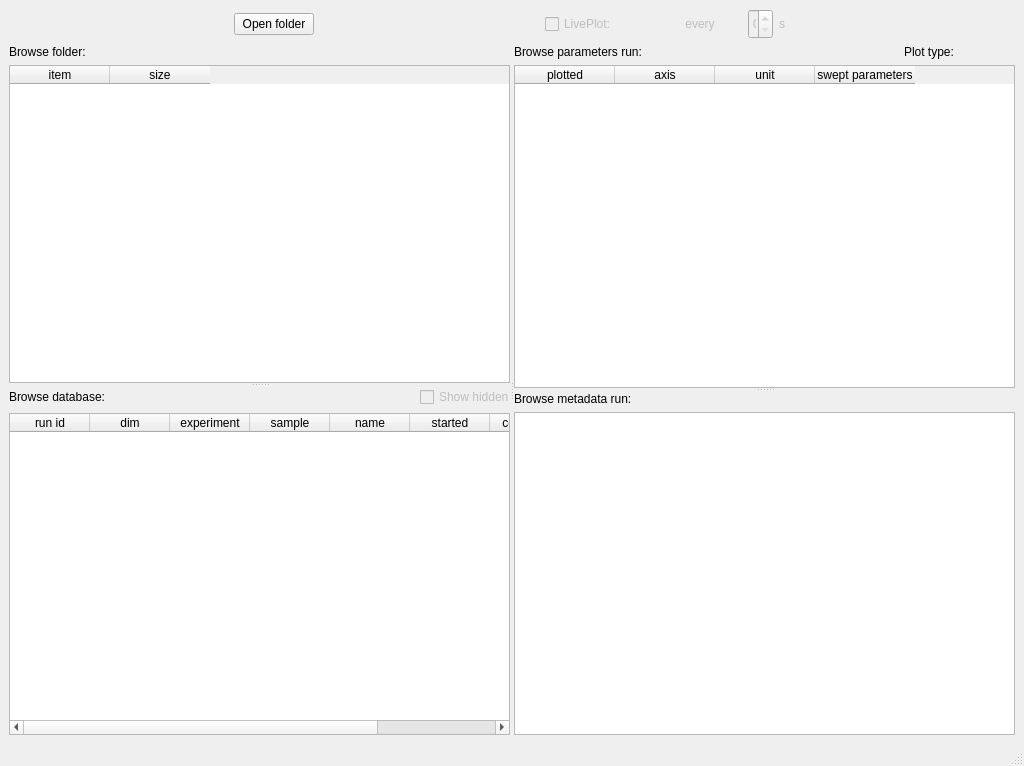
Before: the Qt Designer form ui/main.ui in pyplotter/pyplotter, drawn with Qt 5.
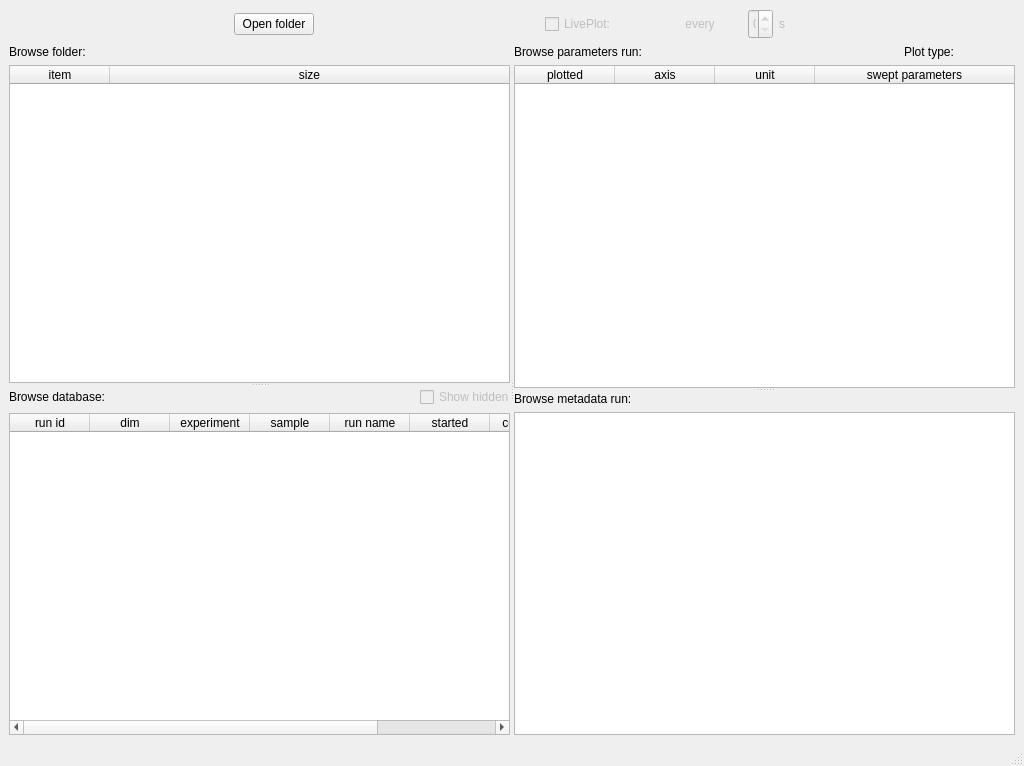
After: the same form once the commit is applied. Custom widgets are drawn as their Qt base class.

What changed in the file:
```diff
--- a/ui/main.ui
+++ b/ui/main.ui
@@ -183,8 +183,11 @@
                 <attribute name="horizontalHeaderShowSortIndicator" stdset="0">
                  <bool>true</bool>
                 </attribute>
+                <attribute name="horizontalHeaderStretchLastSection">
+                 <bool>true</bool>
+                </attribute>
                 <attribute name="verticalHeaderVisible">
-                 <bool>false</bool>
+                 <bool>true</bool>
                 </attribute>
                 <column>
                  <property name="text">
@@ -281,10 +284,10 @@
                  <number>32</number>
                 </attribute>
                 <attribute name="horizontalHeaderStretchLastSection">
-                 <bool>false</bool>
+                 <bool>true</bool>
                 </attribute>
                 <attribute name="verticalHeaderVisible">
-                 <bool>false</bool>
+                 <bool>true</bool>
                 </attribute>
                 <column>
                  <property name="text">
@@ -308,7 +311,7 @@
                 </column>
                 <column>
                  <property name="text">
-                  <string>name</string>
+                  <string>run name</string>
                  </property>
                 </column>
                 <column>
@@ -425,6 +428,9 @@
                 <property name="sortingEnabled">
                  <bool>true</bool>
                 </property>
+                <attribute name="horizontalHeaderStretchLastSection">
+                 <bool>true</bool>
+                </attribute>
                 <column>
                  <property name="text">
                   <string>plotted</string>
```
